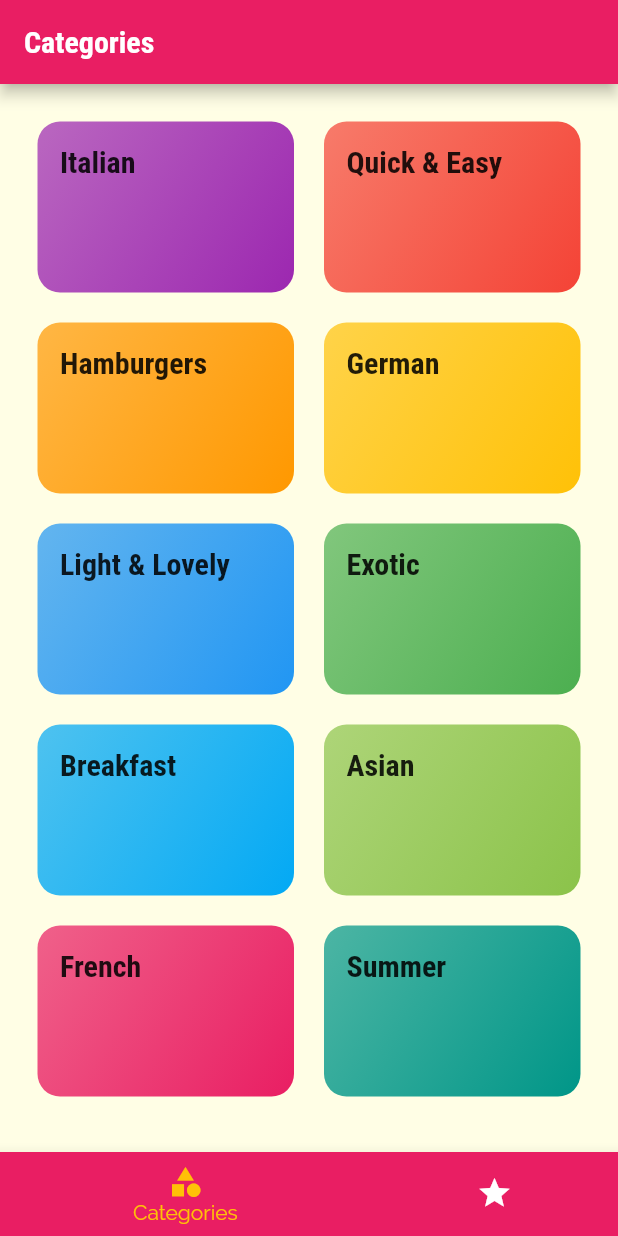
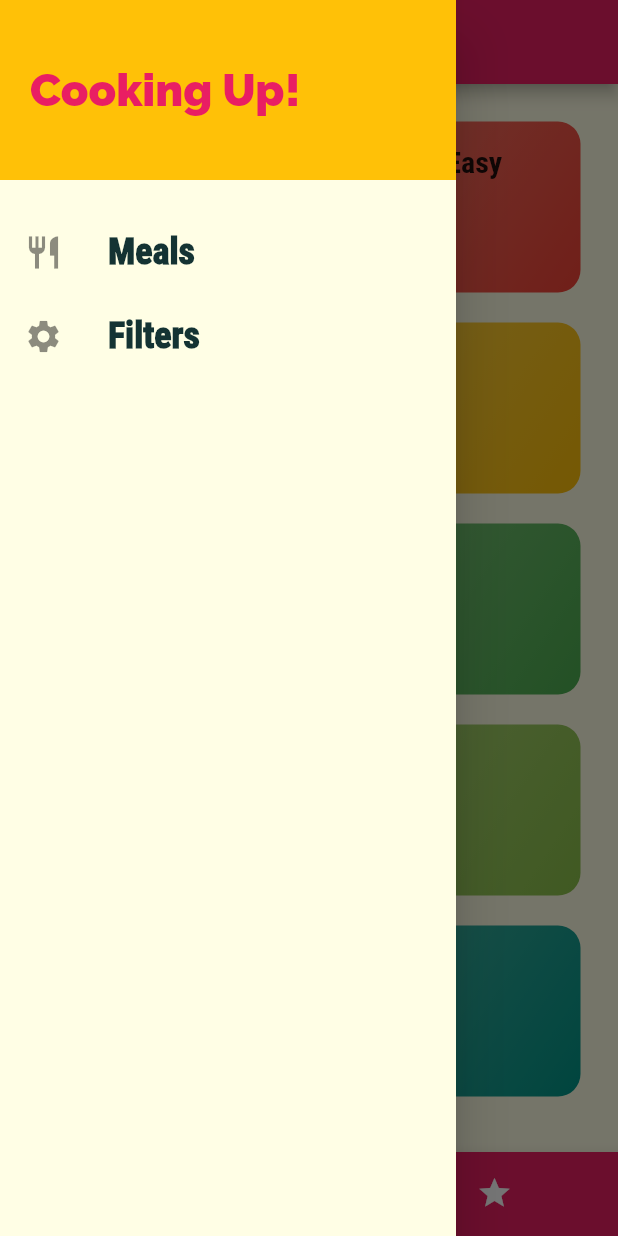
Before and after one commit to gopigoppu/learn_flutter, a Flutter app: the screen it shows after launch, with the side drawer open (before the commit the screen has no drawer), on a phone screen of 412 x 824 dp. Run offline on Flutter 3.47's test engine with Material 2 defaults, Android fonts, the phone set to English and light mode, and no system bars.

Commit message:
drawer add with menu

```diff
--- a/lib/meals/screens/tabs_screen.dart
+++ b/lib/meals/screens/tabs_screen.dart
@@ -1,4 +1,5 @@
 import 'package:flutter/material.dart';
+import 'package:learn_udemy/meals/widgets/main_drawer.dart';
 import './favorites_screen.dart';
 import './categories_screen.dart';
 
@@ -29,6 +30,7 @@ class _TabsScreenState extends State<TabsScreen> {
       appBar: AppBar(
         title: Text(_pages[_selectedPageIndex]['title'] as String),
       ),
+      drawer: MainDrawer(),
       body: _pages[_selectedPageIndex]['page'] as Widget,
       bottomNavigationBar: BottomNavigationBar(
           onTap: _selectPage,
--- /dev/null
+++ b/lib/meals/widgets/main_drawer.dart
@@ -0,0 +1,53 @@
+import 'package:flutter/material.dart';
+
+class MainDrawer extends StatelessWidget {
+  Widget buildListTile(String title, IconData icon) {
+    return ListTile(
+      leading: Icon(
+        icon,
+        size: 26,
+      ),
+      title: Text(
+        title,
+        style: TextStyle(
+          fontFamily: 'RobotoCondensed',
+          fontSize: 24,
+          fontWeight: FontWeight.w900,
+        ),
+      ),
+      onTap: () {},
+    );
+  }
+
+  const MainDrawer({super.key});
+
+  @override
+  Widget build(BuildContext context) {
+    return Drawer(
+      child: Column(
+        children: [
+          Container(
+            height: 120,
+            width: double.infinity,
+            padding: EdgeInsets.all(20),
+            alignment: Alignment.centerLeft,
+            color: Theme.of(context).colorScheme.secondary,
+            child: Text(
+              'Cooking Up!',
+              style: TextStyle(
+                fontWeight: FontWeight.w900,
+                fontSize: 30,
+                color: Theme.of(context).primaryColor,
+              ),
+            ),
+          ),
+          SizedBox(
+            height: 20,
+          ),
+          buildListTile('Meals', Icons.restaurant),
+          buildListTile('Filters', Icons.settings),
+        ],
+      ),
+    );
+  }
+}
--- a/pubspec.yaml
+++ b/pubspec.yaml
@@ -90,9 +90,11 @@ flutter:
         - asset: assets/fonts/Quicksand-Light.ttf
     - family: Raleway
       fonts:
+        - asset: assets/fonts/Raleway-Regular.ttf
+        - asset: assets/fonts/Raleway-Bold.ttf
+          weight: 700
         - asset: assets/fonts/Raleway-Black.ttf
-        - asset: assets/fonts/Raleway-Bold.ttf
-        - asset: assets/fonts/Raleway-Regular.ttf
+          weight: 900
     - family: RobotoCondensed
       fonts:
         - asset: assets/fonts/RobotoCondensed-Regular.ttf
```
